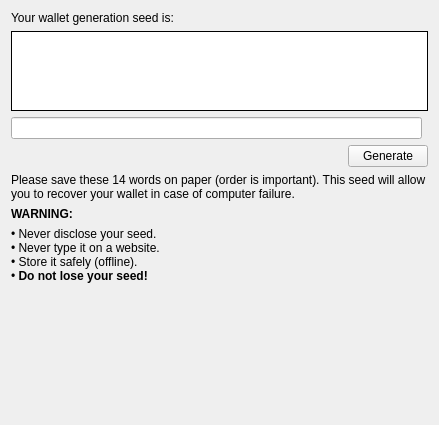
First picture: the form in src/wizard/createwalletseed.ui, repository feather-wallet/feather, before the edit.
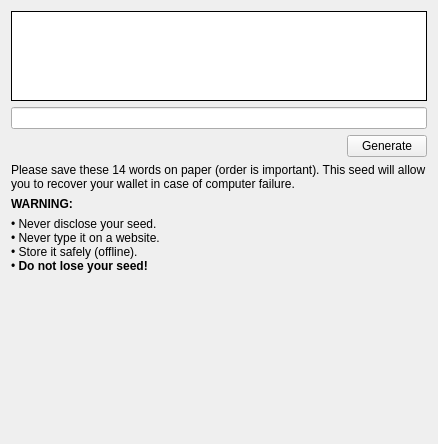
Second picture: the form after the edit.

Commit message:
Wizard: misc improvements to create wallet pages
Don't focus on Generate button
Replace HTML for PlainTextEdit
Set font using Utils::relativeFont
Change directory button text no longer clips
Wizard Pages are no longer orphans
Vertical spacers no longer take up more room than they need to
GridLayout -> VerticalLayout

```diff
--- a/src/wizard/createwalletseed.ui
+++ b/src/wizard/createwalletseed.ui
@@ -6,57 +6,44 @@
    <rect>
     <x>0</x>
     <y>0</y>
-    <width>439</width>
-    <height>425</height>
+    <width>438</width>
+    <height>444</height>
    </rect>
   </property>
   <property name="windowTitle">
    <string>WizardPage</string>
   </property>
-  <layout class="QGridLayout" name="gridLayout">
-   <item row="5" column="0">
-    <widget class="QLabel" name="label_2">
-     <property name="font">
-      <font>
-       <weight>75</weight>
-       <bold>true</bold>
-      </font>
-     </property>
-     <property name="text">
-      <string>WARNING:</string>
-     </property>
-    </widget>
-   </item>
-   <item row="4" column="0" colspan="2">
-    <widget class="QLabel" name="label_4">
-     <property name="sizePolicy">
-      <sizepolicy hsizetype="Preferred" vsizetype="Minimum">
-       <horstretch>0</horstretch>
-       <verstretch>0</verstretch>
-      </sizepolicy>
-     </property>
-     <property name="text">
-      <string>Please save these 14 words on paper (order is important). This seed will allow you to recover your wallet in case of computer failure.</string>
-     </property>
-     <property name="wordWrap">
-      <bool>true</bool>
-     </property>
-    </widget>
-   </item>
-   <item row="7" column="0">
-    <spacer name="verticalSpacer">
-     <property name="orientation">
-      <enum>Qt::Vertical</enum>
-     </property>
-     <property name="sizeHint" stdset="0">
+  <layout class="QVBoxLayout" name="verticalLayout">
+   <item>
+    <widget class="QPlainTextEdit" name="seed">
+     <property name="maximumSize">
       <size>
-       <width>20</width>
-       <height>40</height>
+       <width>16777215</width>
+       <height>90</height>
       </size>
      </property>
-    </spacer>
+     <property name="focusPolicy">
+      <enum>Qt::NoFocus</enum>
+     </property>
+     <property name="frameShape">
+      <enum>QFrame::Box</enum>
+     </property>
+     <property name="frameShadow">
+      <enum>QFrame::Plain</enum>
+     </property>
+     <property name="readOnly">
+      <bool>true</bool>
+     </property>
+    </widget>
    </item>
-   <item row="3" column="0" colspan="2">
+   <item>
+    <widget class="QLineEdit" name="hiddenMnemonicSeed">
+     <property name="focusPolicy">
+      <enum>Qt::NoFocus</enum>
+     </property>
+    </widget>
+   </item>
+   <item>
     <layout class="QHBoxLayout" name="horizontalLayout">
      <item>
       <spacer name="horizontalSpacer">
@@ -80,7 +67,36 @@
      </item>
     </layout>
    </item>
-   <item row="6" column="0" colspan="2">
+   <item>
+    <widget class="QLabel" name="label_4">
+     <property name="sizePolicy">
+      <sizepolicy hsizetype="Preferred" vsizetype="Minimum">
+       <horstretch>0</horstretch>
+       <verstretch>0</verstretch>
+      </sizepolicy>
+     </property>
+     <property name="text">
+      <string>Please save these 14 words on paper (order is important). This seed will allow you to recover your wallet in case of computer failure.</string>
+     </property>
+     <property name="wordWrap">
+      <bool>true</bool>
+     </property>
+    </widget>
+   </item>
+   <item>
+    <widget class="QLabel" name="label_2">
+     <property name="font">
+      <font>
+       <weight>75</weight>
+       <bold>true</bold>
+      </font>
+     </property>
+     <property name="text">
+      <string>WARNING:</string>
+     </property>
+    </widget>
+   </item>
+   <item>
     <widget class="QLabel" name="label_3">
      <property name="text">
       <string>&lt;html&gt;&lt;head/&gt;&lt;body&gt;&lt;style&gt;p{margin:0}&lt;/style&gt;&lt;p&gt;• Never disclose your seed.&lt;/p&gt;&lt;p&gt;• Never type it on a website.&lt;/p&gt;&lt;p&gt;• Store it safely (offline).&lt;/p&gt;&lt;p&gt;• &lt;b&gt;Do not lose your seed!&lt;/b&gt;&lt;/p&gt;&lt;/body&gt;&lt;/html&gt;</string>
@@ -90,50 +106,18 @@
      </property>
     </widget>
    </item>
-   <item row="0" column="0">
-    <widget class="QLabel" name="label">
-     <property name="text">
-      <string>Your wallet generation seed is:</string>
+   <item>
+    <spacer name="verticalSpacer">
+     <property name="orientation">
+      <enum>Qt::Vertical</enum>
      </property>
-    </widget>
-   </item>
-   <item row="1" column="0" colspan="2">
-    <widget class="QTextEdit" name="seed">
-     <property name="sizePolicy">
-      <sizepolicy hsizetype="Expanding" vsizetype="Preferred">
-       <horstretch>0</horstretch>
-       <verstretch>0</verstretch>
-      </sizepolicy>
-     </property>
-     <property name="maximumSize">
+     <property name="sizeHint" stdset="0">
       <size>
-       <width>16777215</width>
-       <height>80</height>
+       <width>20</width>
+       <height>0</height>
       </size>
      </property>
-     <property name="frameShape">
-      <enum>QFrame::Box</enum>
-     </property>
-     <property name="frameShadow">
-      <enum>QFrame::Plain</enum>
-     </property>
-     <property name="lineWidth">
-      <number>1</number>
-     </property>
-     <property name="readOnly">
-      <bool>true</bool>
-     </property>
-     <property name="html">
-      <string>&lt;!DOCTYPE HTML PUBLIC &quot;-//W3C//DTD HTML 4.0//EN&quot; &quot;http://www.w3.org/TR/REC-html40/strict.dtd&quot;&gt;
-&lt;html&gt;&lt;head&gt;&lt;meta name=&quot;qrichtext&quot; content=&quot;1&quot; /&gt;&lt;style type=&quot;text/css&quot;&gt;
-p, li { white-space: pre-wrap; }
-&lt;/style&gt;&lt;/head&gt;&lt;body style=&quot; font-family:'.AppleSystemUIFont'; font-size:13pt; font-weight:400; font-style:normal;&quot;&gt;
-&lt;p style=&quot;-qt-paragraph-type:empty; margin-top:0px; margin-bottom:0px; margin-left:0px; margin-right:0px; -qt-block-indent:0; text-indent:0px; font-family:'Sans Serif'; font-size:9pt;&quot;&gt;&lt;br /&gt;&lt;/p&gt;&lt;/body&gt;&lt;/html&gt;</string>
-     </property>
-    </widget>
-   </item>
-   <item row="2" column="0">
-    <widget class="QLineEdit" name="hiddenMnemonicSeed"/>
+    </spacer>
    </item>
   </layout>
  </widget>
```
Left out of the diff: 3 changed lines with no effect on the pictures. The commit also changes 4 other files.
